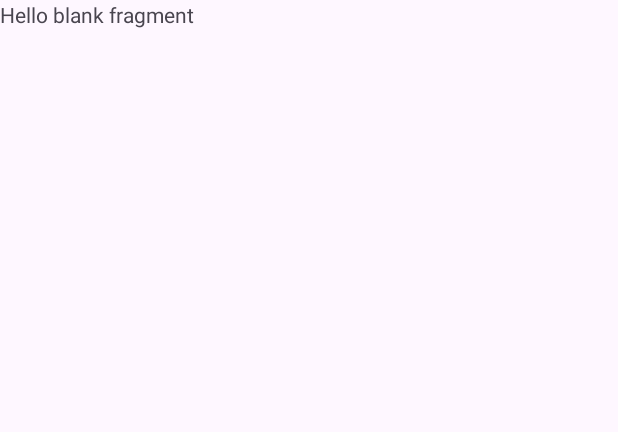
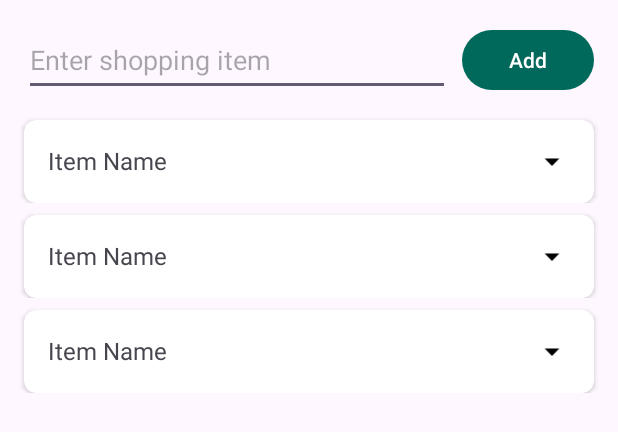
Before and after one commit to thatwaz/ShopPuppet, an Android app: the layout fragment_list.xml on its own in the app's theme, with its tools: preview values and no code run, on a phone screen of 412 x 824 dp. Shown: the top 432 px of the screen. Run offline under Robolectric (Android 15) with nearby library versions, the phone set to English and light mode, and no system bars.

Commit message:
implement main shopping list u.i.

```diff
--- a/app/src/main/java/com/thatwaz/shoppuppet/domain/model/Item.kt
+++ b/app/src/main/java/com/thatwaz/shoppuppet/domain/model/Item.kt
@@ -15,7 +15,8 @@ import java.util.Date
     )]
 )
 data class Item(
-    @PrimaryKey(autoGenerate = true) val id: Long = 0,
+    @PrimaryKey(autoGenerate = true)
+    val id: Long = 0,
     val name: String,
     val description: String,
     val shopId: Long,
--- a/app/src/main/java/com/thatwaz/shoppuppet/domain/model/Shop.kt
+++ b/app/src/main/java/com/thatwaz/shoppuppet/domain/model/Shop.kt
@@ -6,7 +6,8 @@ import androidx.room.PrimaryKey
 
 @Entity(tableName = "shops")
 data class Shop(
-    @PrimaryKey(autoGenerate = true) val id: Long = 0,
+    @PrimaryKey(autoGenerate = true)
+    val id: Long = 0,
     val name: String,
     val iconRef: Int,
     val colorResId: Int,
--- /dev/null
+++ b/app/src/main/res/drawable/ic_arrow_down.xml
@@ -0,0 +1,5 @@
+<vector android:height="24dp" android:tint="#000000"
+    android:viewportHeight="24" android:viewportWidth="24"
+    android:width="24dp" xmlns:android="http://schemas.android.com/apk/res/android">
+    <path android:fillColor="@android:color/white" android:pathData="M7,10l5,5 5,-5z"/>
+</vector>
--- /dev/null
+++ b/app/src/main/res/drawable/ic_arrow_up.xml
@@ -0,0 +1,5 @@
+<vector android:height="24dp" android:tint="#000000"
+    android:viewportHeight="24" android:viewportWidth="24"
+    android:width="24dp" xmlns:android="http://schemas.android.com/apk/res/android">
+    <path android:fillColor="@android:color/white" android:pathData="M7,14l5,-5 5,5z"/>
+</vector>
--- a/app/src/main/res/layout/fragment_list.xml
+++ b/app/src/main/res/layout/fragment_list.xml
@@ -1,14 +1,48 @@
 <?xml version="1.0" encoding="utf-8"?>
-<FrameLayout xmlns:android="http://schemas.android.com/apk/res/android"
+<androidx.constraintlayout.widget.ConstraintLayout xmlns:android="http://schemas.android.com/apk/res/android"
     xmlns:tools="http://schemas.android.com/tools"
+    xmlns:app="http://schemas.android.com/apk/res-auto"
     android:layout_width="match_parent"
     android:layout_height="match_parent"
     tools:context=".presentation.fragments.ListFragment">
 
-    <!-- TODO: Update blank fragment layout -->
-    <TextView
-        android:layout_width="match_parent"
-        android:layout_height="match_parent"
-        android:text="@string/hello_blank_fragment" />
+    <!-- EditText for user to enter shopping item -->
+    <EditText
+        android:id="@+id/et_shopping_item"
+        android:layout_width="0dp"
+        android:layout_height="wrap_content"
+        android:layout_marginStart="16dp"
+        android:layout_marginTop="16dp"
+        android:layout_marginEnd="8dp"
+        android:hint="Enter shopping item"
+        android:minHeight="48dp"
+        app:layout_constraintEnd_toStartOf="@id/btn_add_item"
+        app:layout_constraintStart_toStartOf="parent"
+        app:layout_constraintTop_toTopOf="parent" />
 
-</FrameLayout>
+
+
+
+    <!-- Button to add shopping item -->
+    <Button
+        android:id="@+id/btn_add_item"
+        android:layout_width="wrap_content"
+        android:layout_height="wrap_content"
+        android:text="Add"
+        android:layout_marginEnd="16dp"
+        app:layout_constraintEnd_toEndOf="parent"
+        app:layout_constraintTop_toTopOf="@id/et_shopping_item"
+        app:layout_constraintBottom_toBottomOf="@id/et_shopping_item" />
+
+    <!-- RecyclerView to display the shopping items -->
+    <androidx.recyclerview.widget.RecyclerView
+        android:id="@+id/rv_shopping_list"
+        android:layout_width="0dp"
+        android:layout_height="0dp"
+        android:layout_marginTop="8dp"
+        app:layout_constraintTop_toBottomOf="@+id/et_shopping_item"
+        app:layout_constraintStart_toStartOf="parent"
+        app:layout_constraintEnd_toEndOf="parent"
+        app:layout_constraintBottom_toBottomOf="parent"
+        tools:listitem="@layout/shopping_item" /> <!-- This is for preview purposes -->
+</androidx.constraintlayout.widget.ConstraintLayout>
--- a/app/src/main/res/layout/item_shop.xml
+++ b/app/src/main/res/layout/item_shop.xml
@@ -49,7 +49,7 @@
             android:textStyle="bold"
             android:layout_marginTop="4dp"
             android:textColor="@color/black"
-            android:textSize="12sp"
+            android:textSize="14sp"
             app:layout_constraintStart_toEndOf="@+id/shop_icon"
             app:layout_constraintTop_toTopOf="parent" />
 
--- /dev/null
+++ b/app/src/main/res/layout/shopping_item.xml
@@ -0,0 +1,81 @@
+<?xml version="1.0" encoding="utf-8"?>
+<LinearLayout xmlns:android="http://schemas.android.com/apk/res/android"
+    xmlns:app="http://schemas.android.com/apk/res-auto"
+    xmlns:tools="http://schemas.android.com/tools"
+    android:layout_width="match_parent"
+    android:layout_height="wrap_content"
+    android:orientation="vertical">
+
+    <androidx.cardview.widget.CardView
+        android:layout_width="match_parent"
+        android:layout_height="wrap_content"
+        android:layout_marginStart="16dp"
+        android:layout_marginTop="8dp"
+        android:layout_marginEnd="16dp"
+        app:cardCornerRadius="8dp">
+
+        <androidx.constraintlayout.widget.ConstraintLayout
+            android:layout_width="match_parent"
+            android:layout_height="wrap_content"
+            android:padding="16dp">
+
+            <!-- Item Name -->
+            <TextView
+                android:id="@+id/tv_item_name"
+                android:layout_width="0dp"
+                android:layout_height="wrap_content"
+                android:text="Item Name"
+                android:textSize="16sp"
+                app:layout_constraintEnd_toStartOf="@id/img_drop_down"
+                app:layout_constraintStart_toStartOf="parent"
+                app:layout_constraintTop_toTopOf="parent" />
+
+            <ImageView
+                android:id="@+id/img_drop_down"
+                android:layout_width="wrap_content"
+                android:layout_height="wrap_content"
+                android:layout_marginStart="8dp"
+                android:src="@drawable/ic_arrow_down"
+                app:layout_constraintBottom_toBottomOf="@+id/tv_item_name"
+                app:layout_constraintStart_toEndOf="@+id/tv_item_name"
+                app:layout_constraintEnd_toEndOf="parent"
+                app:layout_constraintTop_toTopOf="@+id/tv_item_name"
+                app:layout_constraintVertical_bias="0.5" />
+
+            <ImageView
+                android:id="@+id/imgArrowUp"
+                android:layout_width="wrap_content"
+                android:layout_height="wrap_content"
+                android:layout_marginStart="8dp"
+                android:src="@drawable/ic_arrow_up"
+                android:visibility="gone"
+                app:layout_constraintBottom_toBottomOf="@+id/tv_item_name"
+                app:layout_constraintStart_toEndOf="@+id/tv_item_name"
+                app:layout_constraintEnd_toEndOf="parent"
+                app:layout_constraintTop_toTopOf="@+id/tv_item_name"
+                app:layout_constraintVertical_bias="0.5" />
+
+            <!-- ChipGroup for Shops -->
+            <com.google.android.material.chip.ChipGroup
+                android:id="@+id/chipGroupShops"
+                android:layout_width="0dp"
+                android:layout_height="wrap_content"
+                android:layout_marginTop="8dp"
+                android:visibility="gone"
+                app:chipSpacingHorizontal="8dp"
+                app:layout_constraintEnd_toEndOf="parent"
+                app:layout_constraintStart_toStartOf="parent"
+                app:layout_constraintTop_toBottomOf="@id/tv_item_name">
+
+                <!-- Example Chip, this will be dynamically added based on the shops the item is available in -->
+                <com.google.android.material.chip.Chip
+                    style="@style/Widget.MaterialComponents.Chip.Choice"
+                    android:layout_width="wrap_content"
+                    android:layout_height="wrap_content"
+                    android:text="Shop Name" />
+
+            </com.google.android.material.chip.ChipGroup>
+
+        </androidx.constraintlayout.widget.ConstraintLayout>
+    </androidx.cardview.widget.CardView>
+</LinearLayout>
--- a/app/src/main/res/menu/bottom_nav_menu.xml
+++ b/app/src/main/res/menu/bottom_nav_menu.xml
@@ -1,12 +1,12 @@
 <?xml version="1.0" encoding="utf-8"?>
 <menu xmlns:android="http://schemas.android.com/apk/res/android">
     <item
-        android:id="@+id/myShopsFragment"
+        android:id="@+id/shopsFragment"
         android:icon="@drawable/ic_store"
         android:iconTint="@color/colorPrimaryDark"
         android:title="My Shops" />
     <item
-        android:id="@+id/shoppingListFragment"
+        android:id="@+id/listFragment"
         android:icon="@drawable/ic_list"
         android:iconTint="@color/colorPrimaryDark"
         android:title="My List" />
```
Also changed, not shown: app/src/main/java/com/thatwaz/shoppuppet/presentation/activities/MainActivity.kt (+8 -4 lines), app/src/main/java/com/thatwaz/shoppuppet/presentation/adapters/ListAdapter.kt (added, +104 -0 lines), app/src/main/java/com/thatwaz/shoppuppet/presentation/fragments/ListFragment.kt (+54 -2 lines), app/src/main/res/navigation/nav_graph.xml (+9 -2 lines).
